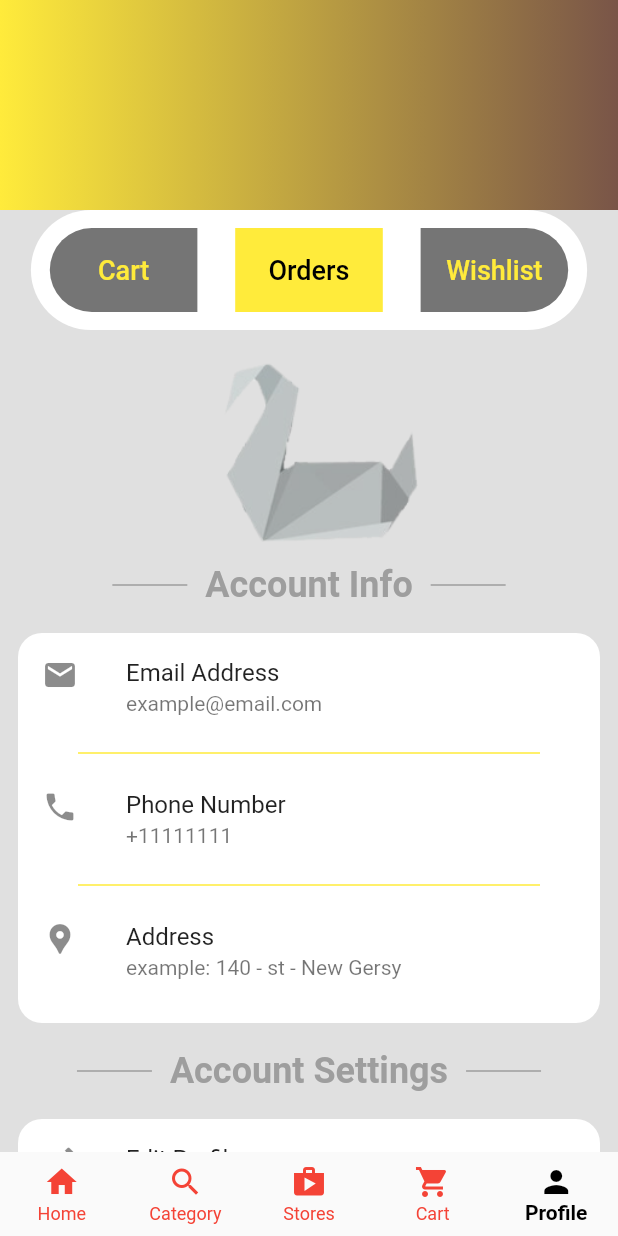
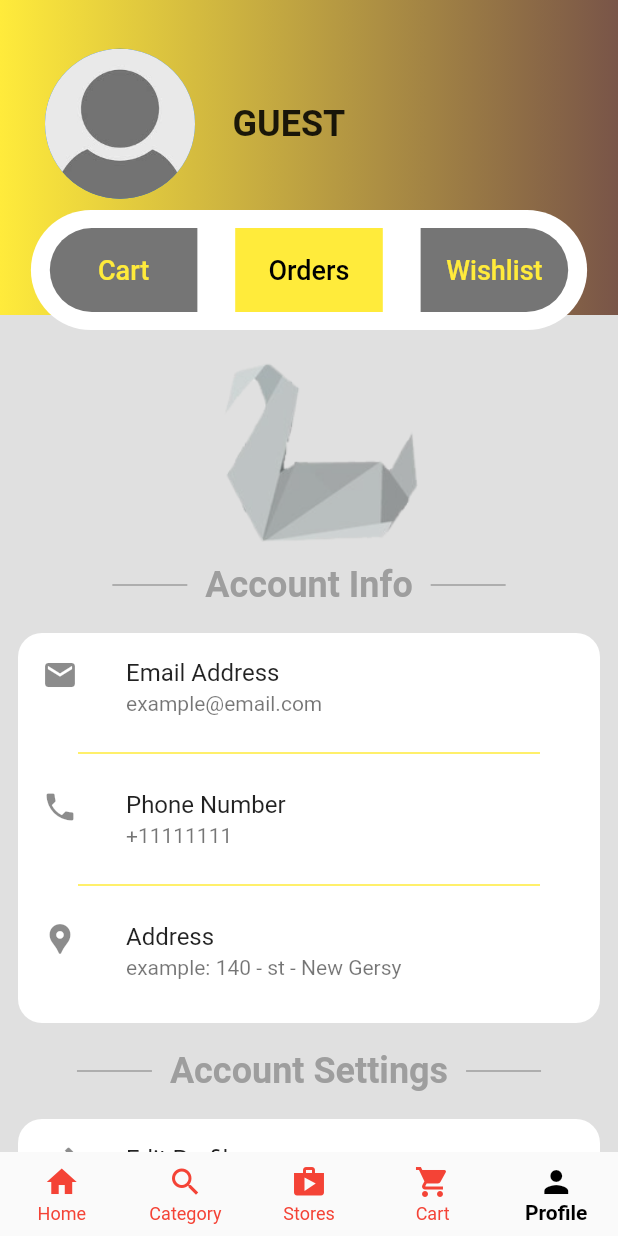
Before and after one commit to Double-Kei/CollaboProject, a Flutter app: the screen it shows after launch, item 5 of the bottom bar chosen, on a phone screen of 412 x 824 dp. Run offline on Flutter 3.47's test engine with Material 2 defaults, Android fonts, the phone set to English and light mode, and no system bars.

Commit message:
add profile screen #3

```diff
--- a/lib/screens/profilescreen.dart
+++ b/lib/screens/profilescreen.dart
@@ -12,11 +12,18 @@ class _ProfileScreenState extends State<ProfileScreen> {
   Widget build(BuildContext context) {
     return Scaffold(
       backgroundColor: Colors.grey.shade300,
-      body: CustomScrollView(slivers: [
+      body: Stack(
+        children: [
+          Container(
+            height: 210,
+            decoration: const BoxDecoration(gradient: LinearGradient(colors: [Colors.yellow, Colors.brown],)),
+          ),
+          CustomScrollView(slivers: [
             SliverAppBar(
               elevation: 0,
               backgroundColor: Colors.white,
               centerTitle: true,
+              pinned: true,
               expandedHeight: 140,
               flexibleSpace: LayoutBuilder(builder: (context, constraints) {
                 return FlexibleSpaceBar(
@@ -25,7 +32,19 @@ class _ProfileScreenState extends State<ProfileScreen> {
                     duration: const Duration(milliseconds: 200),
                     child: const Text("Account", style: TextStyle(color: Colors.black),),
                   ),
-              background: Container(decoration: const BoxDecoration(gradient: LinearGradient(colors: [Colors.yellow, Colors.brown])),),
+                  background: Container(
+                    decoration: const BoxDecoration(gradient: LinearGradient(colors: [Colors.yellow, Colors.brown],)),
+                    child: Padding(
+                      padding: const EdgeInsets.only(top: 25, left: 30),
+                      child: Row(children: [
+                        const CircleAvatar(radius: 50, backgroundImage: AssetImage("images/inapp/guest.jpg")),
+                        Padding(
+                          padding: const EdgeInsets.only(left: 25),
+                          child: Text("Guest".toUpperCase(), style: const TextStyle(fontSize: 24, fontWeight: FontWeight.w600),),
+                        )
+                      ],),
+                    ),
+                  ),
                 );
               },),
             ),
@@ -69,6 +88,10 @@ class _ProfileScreenState extends State<ProfileScreen> {
                   ],
                 ),
               ),
+              Container(
+                color: Colors.grey.shade300,
+                child: Column(
+                  children: [
                     const SizedBox(height: 150, child: Image(image: AssetImage("images/inapp/logo.jpg"),),),
                     const ProfileHeaderLabel(headerLabel: "  Account Info  ",),
                     Padding(
@@ -106,8 +129,13 @@ class _ProfileScreenState extends State<ProfileScreen> {
                         ],),
                       ),
                     ),
+                  ],
+                ),
+              ),
             ],),)
           ],),
+        ],
+      ),
     );
   }
 }
```
Lines whose indentation alone changed are shown as unchanged.
